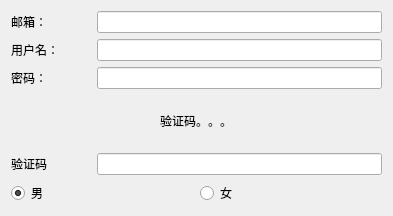
First picture: the form in ui/component/ui_register_widget.ui, repository tonquer/JMComic-qt, before the edit.
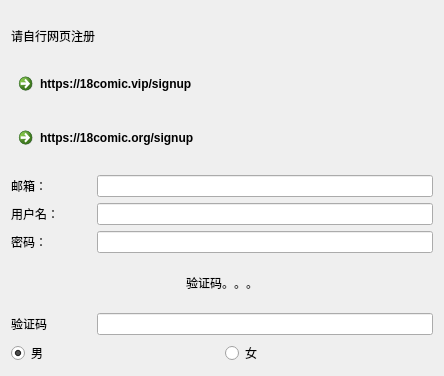
Second picture: the form after the edit.

```diff
--- a/ui/component/ui_register_widget.ui
+++ b/ui/component/ui_register_widget.ui
@@ -6,8 +6,8 @@
    <rect>
     <x>0</x>
     <y>0</y>
-    <width>393</width>
-    <height>216</height>
+    <width>444</width>
+    <height>376</height>
    </rect>
   </property>
   <property name="windowTitle">
@@ -16,7 +16,97 @@
   <layout class="QGridLayout" name="gridLayout_2">
    <item row="0" column="0">
     <layout class="QGridLayout" name="gridLayout">
-     <item row="10" column="1">
+     <item row="16" column="1">
+      <layout class="QHBoxLayout" name="horizontalLayout_2">
+       <item>
+        <widget class="QLabel" name="verLabel">
+         <property name="minimumSize">
+          <size>
+           <width>80</width>
+           <height>0</height>
+          </size>
+         </property>
+         <property name="text">
+          <string>验证码</string>
+         </property>
+        </widget>
+       </item>
+       <item>
+        <widget class="QLineEdit" name="verEdit"/>
+       </item>
+      </layout>
+     </item>
+     <item row="14" column="1">
+      <layout class="QHBoxLayout" name="horizontalLayout_19">
+       <item>
+        <widget class="QLabel" name="passwd">
+         <property name="minimumSize">
+          <size>
+           <width>80</width>
+           <height>0</height>
+          </size>
+         </property>
+         <property name="maximumSize">
+          <size>
+           <width>60</width>
+           <height>16777215</height>
+          </size>
+         </property>
+         <property name="text">
+          <string>密码：</string>
+         </property>
+         <property name="alignment">
+          <set>Qt::AlignLeading|Qt::AlignLeft|Qt::AlignVCenter</set>
+         </property>
+        </widget>
+       </item>
+       <item>
+        <widget class="QLineEdit" name="passwdEdit"/>
+       </item>
+      </layout>
+     </item>
+     <item row="17" column="1">
+      <layout class="QHBoxLayout" name="horizontalLayout_10">
+       <item>
+        <widget class="QRadioButton" name="gender_Male">
+         <property name="text">
+          <string>男</string>
+         </property>
+         <property name="checked">
+          <bool>true</bool>
+         </property>
+         <attribute name="buttonGroup">
+          <string notr="true">buttonGroup</string>
+         </attribute>
+        </widget>
+       </item>
+       <item>
+        <widget class="QRadioButton" name="gender_Female">
+         <property name="text">
+          <string>女</string>
+         </property>
+         <attribute name="buttonGroup">
+          <string notr="true">buttonGroup</string>
+         </attribute>
+        </widget>
+       </item>
+      </layout>
+     </item>
+     <item row="0" column="1">
+      <widget class="QLabel" name="label">
+       <property name="text">
+        <string>请自行网页注册</string>
+       </property>
+      </widget>
+     </item>
+     <item row="1" column="1">
+      <widget class="QCommandLinkButton" name="commandLinkButton">
+       <property name="text">
+        <string>https://18comic.vip/signup</string>
+       </property>
+      </widget>
+     </item>
+     <item row="12" column="1">
       <layout class="QHBoxLayout" name="horizontalLayout_3">
        <item>
         <widget class="QLabel" name="user">
@@ -55,36 +145,7 @@
        </item>
       </layout>
      </item>
-     <item row="11" column="1">
-      <layout class="QHBoxLayout" name="horizontalLayout">
-       <item>
-        <widget class="QLabel" name="name">
-         <property name="minimumSize">
-          <size>
-           <width>80</width>
-           <height>0</height>
-          </size>
-         </property>
-         <property name="maximumSize">
-          <size>
-           <width>60</width>
-           <height>16777215</height>
-          </size>
-         </property>
-         <property name="text">
-          <string>用户名：</string>
-         </property>
-         <property name="alignment">
-          <set>Qt::AlignLeading|Qt::AlignLeft|Qt::AlignVCenter</set>
-         </property>
-        </widget>
-       </item>
-       <item>
-        <widget class="QLineEdit" name="nameEdit"/>
-       </item>
-      </layout>
-     </item>
-     <item row="13" column="1" alignment="Qt::AlignHCenter">
+     <item row="15" column="1" alignment="Qt::AlignHCenter">
       <widget class="QLabel" name="verPicture">
        <property name="minimumSize">
         <size>
@@ -103,37 +164,10 @@
        </property>
       </widget>
      </item>
-     <item row="15" column="1">
-      <layout class="QHBoxLayout" name="horizontalLayout_10">
+     <item row="13" column="1">
+      <layout class="QHBoxLayout" name="horizontalLayout">
        <item>
-        <widget class="QRadioButton" name="gender_Male">
-         <property name="text">
-          <string>男</string>
-         </property>
-         <property name="checked">
-          <bool>true</bool>
-         </property>
-         <attribute name="buttonGroup">
-          <string notr="true">buttonGroup</string>
-         </attribute>
-        </widget>
-       </item>
-       <item>
-        <widget class="QRadioButton" name="gender_Female">
-         <property name="text">
-          <string>女</string>
-         </property>
-         <attribute name="buttonGroup">
-          <string notr="true">buttonGroup</string>
-         </attribute>
-        </widget>
-       </item>
-      </layout>
-     </item>
-     <item row="12" column="1">
-      <layout class="QHBoxLayout" name="horizontalLayout_19">
-       <item>
-        <widget class="QLabel" name="passwd">
+        <widget class="QLabel" name="name">
          <property name="minimumSize">
           <size>
            <width>80</width>
@@ -147,7 +181,7 @@
           </size>
          </property>
          <property name="text">
-          <string>密码：</string>
+          <string>用户名：</string>
          </property>
          <property name="alignment">
           <set>Qt::AlignLeading|Qt::AlignLeft|Qt::AlignVCenter</set>
@@ -155,29 +189,16 @@
         </widget>
        </item>
        <item>
-        <widget class="QLineEdit" name="passwdEdit"/>
+        <widget class="QLineEdit" name="nameEdit"/>
        </item>
       </layout>
      </item>
-     <item row="14" column="1">
-      <layout class="QHBoxLayout" name="horizontalLayout_2">
-       <item>
-        <widget class="QLabel" name="verLabel">
-         <property name="minimumSize">
-          <size>
-           <width>80</width>
-           <height>0</height>
-          </size>
-         </property>
-         <property name="text">
-          <string>验证码</string>
-         </property>
-        </widget>
-       </item>
-       <item>
-        <widget class="QLineEdit" name="verEdit"/>
-       </item>
-      </layout>
+     <item row="2" column="1">
+      <widget class="QCommandLinkButton" name="commandLinkButton_2">
+       <property name="text">
+        <string>https://18comic.org/signup</string>
+       </property>
+      </widget>
      </item>
     </layout>
    </item>
```
